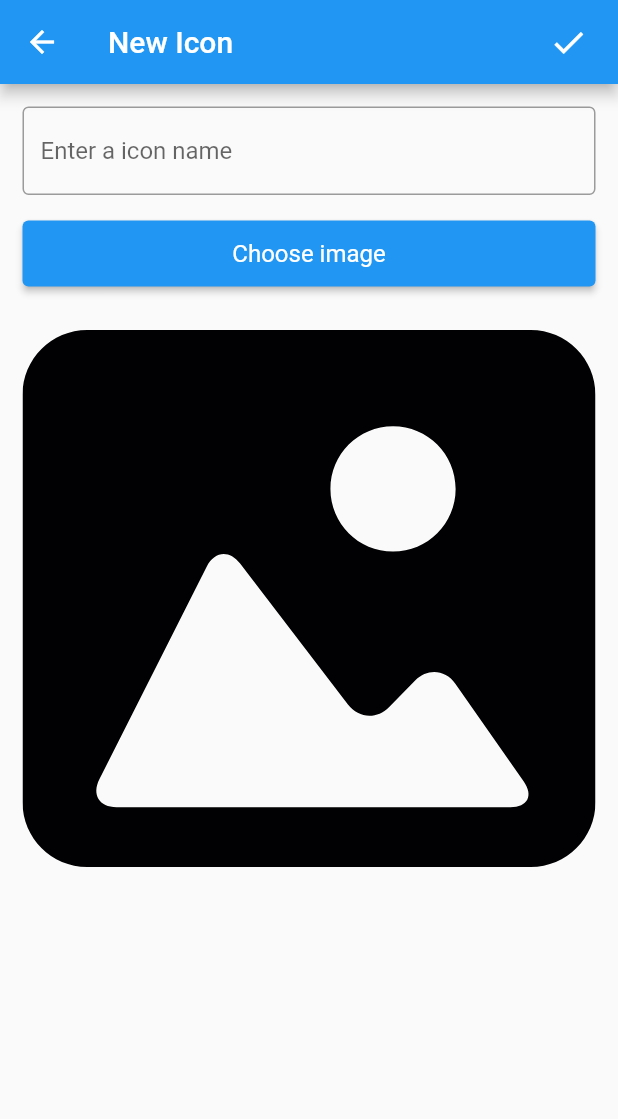
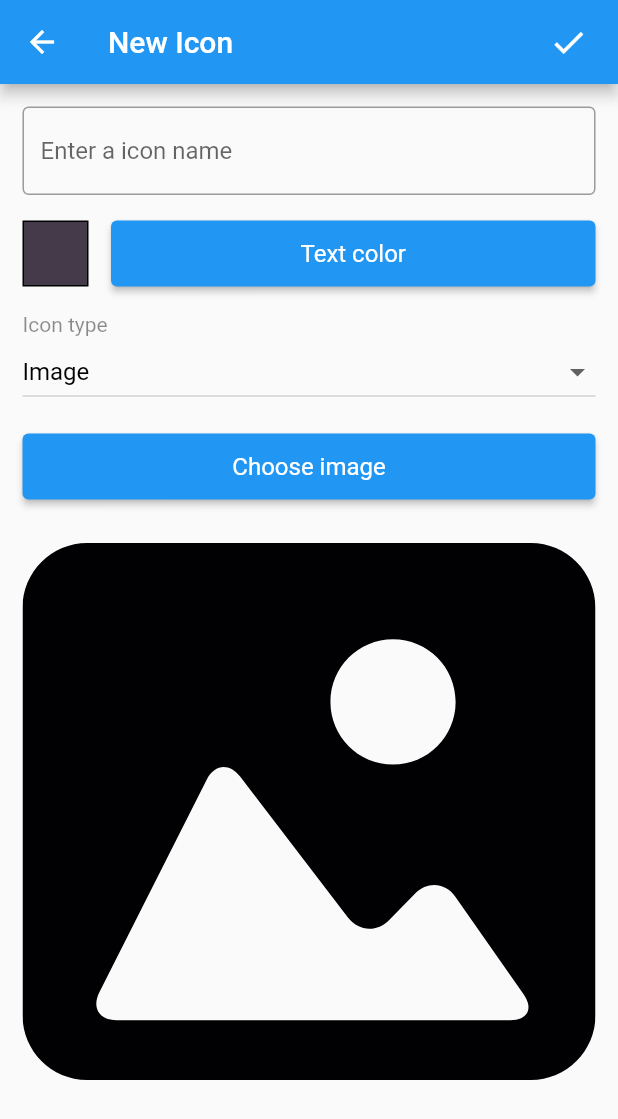
Before and after one commit to agaDeonix/flutter_widget_icon, a Flutter app: the NewIconScreen screen opened by its route, on a phone screen of 412 x 824 dp. Shown: the top 1119 px of the screen. Run offline on Flutter 3.47's test engine with Material 2 defaults, Android fonts, the phone set to English and light mode, and no system bars; our stand-ins replace flutter_colorpicker, flutter_svg, image_picker, shared_preferences; missing offline and left inert: android_intent, home_widget, receive_intent; accounts and stored records are empty; statements that could not run were skipped.

Commit message:
start adding support link type;

```diff
--- a/lib/ui/newWidget/new_icon.dart
+++ b/lib/ui/newWidget/new_icon.dart
@@ -4,6 +4,7 @@ import 'package:android_intent/android_intent.dart';
 import 'package:flutter/cupertino.dart';
 import 'package:flutter/material.dart';
 import 'package:flutter/services.dart';
+import 'package:flutter_colorpicker/flutter_colorpicker.dart';
 import 'package:flutter_svg/flutter_svg.dart';
 import 'package:home_widget/home_widget.dart';
 import 'package:image_picker/image_picker.dart';
@@ -27,13 +28,206 @@ class _NewIconScreenState extends State<NewIconScreen> {
   var _controller = TextEditingController(text: '');
   final ImagePicker _picker = ImagePicker();
 
+  // create some values
+  Color pickerColor = Color(0xff443a49);
+  Color currentColor = Color(0xff443a49);
+
+  String dropdownValue = 'Image';
+
   static const platform = MethodChannel('samples.flutter.dev/widgets');
+
+  @override
+  Widget build(BuildContext context) {
+    _isConfig = widget.widgetId != null;
+    ReceiveIntent.setResult(kActivityResultCanceled);
+    // _id = ModalRoute.of(context)!.settings.arguments as String;
+    // This method is rerun every time setState is called, for instance as done
+    // by the _incrementCounter method above.
+    //
+    // The Flutter framework has been optimized to make rerunning build methods
+    // fast, so that you can just rebuild anything that needs updating rather
+    // than having to individually change instances of widgets.
+    return Scaffold(
+      appBar: AppBar(
+        // Here we take the value from the MyHomePage object that was created by
+        // the App.build method, and use it to set our appbar title.
+        title: Text("New Icon"),
+        leading: IconButton(
+          icon: Icon(_isConfig ? Icons.close_rounded : Icons.arrow_back, color: Colors.white),
+          onPressed: () {
+            if (_isConfig) {
+              SystemNavigator.pop();
+            } else {
+              Navigator.of(context).pop();
+            }
+          },
+        ),
+        actions: [
+          Padding(
+            padding: const EdgeInsets.only(right: 20.0),
+            child: GestureDetector(
+              onTap: () {
+                _onComleteClicked();
+              },
+              child: Icon(
+                Icons.check,
+                size: 26,
+              ),
+            ),
+          ),
+        ],
+      ),
+      body: SingleChildScrollView(
+          child: Padding(
+        padding: const EdgeInsets.all(15.0),
+        child: Column(
+          children: <Widget>[
+            TextField(
+              controller: _controller,
+              decoration: InputDecoration(border: OutlineInputBorder(), hintText: 'Enter a icon name'),
+              onChanged: (value) {
+                setState(() {
+                  _name = value;
+                });
+              },
+            ),
+            Padding(
+              padding: const EdgeInsets.only(top: 15),
+              child: Row(
+                children: [
+                  Container(
+                    child: Align(
+                      alignment: Alignment.center,
+                      child: Container(
+                        height: 42,
+                        width: 42,
+                        color: pickerColor,
+                      ),
+                    ),
+                    width: 44,
+                    height: 44,
+                    decoration: BoxDecoration(color: Colors.black),
+                  ),
+                  Expanded(
+                    child: Padding(
+                      padding: const EdgeInsets.only(left: 15),
+                      child: ElevatedButton(
+                        style: ElevatedButton.styleFrom(textStyle: const TextStyle(fontSize: 16), minimumSize: Size(double.infinity, 44)),
+                        onPressed: () => {_pickColor()},
+                        child: Text('Text color'),
+                      ),
+                    ),
+                  ),
+                ],
+              ),
+            ),
+            Padding(
+              padding: const EdgeInsets.only(top: 15),
+              child: Align(
+                alignment: Alignment.topLeft,
+                  child: Text(
+                "Icon type",
+                style: const TextStyle(color: Colors.black45, fontSize: 14),
+              )),
+            ),
+            Padding(
+              padding: const EdgeInsets.only(top: 0.0),
+              child: new DropdownButton<String>(
+                isExpanded: true,
+                value: dropdownValue,
+                style: const TextStyle(color: Colors.black, fontSize: 16),
+                onChanged: (String? newValue) {
+                  setState(() {
+                    dropdownValue = newValue!;
+                  });
+                },
+                items: <String>['Image', 'Link'].map((String value) {
+                  return new DropdownMenuItem<String>(
+                    value: value,
+                    child: new Text(value),
+                  );
+                }).toList(),
+              ),
+            ),
+            Padding(
+              padding: const EdgeInsets.only(top: 15, bottom: 15),
+              child: ElevatedButton(
+                style: ElevatedButton.styleFrom(textStyle: const TextStyle(fontSize: 16), minimumSize: Size(double.infinity, 44)),
+                onPressed: () => {_chooseImage()},
+                child: Text('Choose image'),
+              ),
+            ),
+            new LayoutBuilder(builder: (context, constraint) {
+              return _image == null
+                  ? SvgPicture.asset(
+                      "assets/images/ic_placeholder.svg",
+                      width: constraint.biggest.width,
+                    )
+                  : Image.file(
+                      File(_image!),
+                      width: constraint.biggest.width,
+                    );
+            }),
+          ],
+        ),
+      )), // This trailing comma makes auto-formatting nicer for build methods.
+    );
+  }
 
   Future<void> _chooseImage() async {
     var image = await _picker.pickImage(source: ImageSource.gallery);
     setState(() {
       _image = image!.path;
     });
+  }
+
+  void changeColor(Color color) {
+    setState(() => pickerColor = color);
+  }
+
+  void _pickColor() {
+    showDialog(
+      context: context,
+      builder: (BuildContext context) => AlertDialog(
+        title: const Text('Pick a color!'),
+        content: SingleChildScrollView(
+          child: ColorPicker(
+            pickerColor: pickerColor,
+            onColorChanged: changeColor,
+            showLabel: true,
+            pickerAreaHeightPercent: 0.8,
+          ),
+          // Use Material color picker:
+          //
+          // child: MaterialPicker(
+          //   pickerColor: pickerColor,
+          //   onColorChanged: changeColor,
+          //   showLabel: true, // only on portrait mode
+          // ),
+          //
+          // Use Block color picker:
+          //
+          // child: BlockPicker(
+          //   pickerColor: currentColor,
+          //   onColorChanged: changeColor,
+          // ),
+          //
+          // child: MultipleChoiceBlockPicker(
+          //   pickerColors: currentColors,
+          //   onColorsChanged: changeColors,
+          // ),
+        ),
+        actions: <Widget>[
+          FlatButton(
+            child: const Text('Got it'),
+            onPressed: () {
+              setState(() => currentColor = pickerColor);
+              Navigator.of(context).pop();
+            },
+          ),
+        ],
+      ),
+    );
   }
 
   void _onComleteClicked() {
@@ -63,20 +257,16 @@ class _NewIconScreenState extends State<NewIconScreen> {
     () async {
       if (widget.widgetId == null) {
         SharedPreferences prefs = await SharedPreferences.getInstance();
-        prefs.setString("name_new", _name).then((value) => prefs
-            .setString("path_new", _image!)
-            .then((value) => _createAddWidget(_name, _image ?? "")));
+        prefs.setString("name_new", _name).then((value) => prefs.setString("path_new", _image!).then((value) => _createAddWidget(_name, _image ?? "")));
       } else {
-        saveWidgetData(widget.widgetId, _name, _image)
-            .then((value) => _setActivityResult());
+        saveWidgetData(widget.widgetId, _name, _image).then((value) => _setActivityResult());
       }
     }();
   }
 
   Future<void> _createAddWidget(String name, String path) async {
     try {
-      final bool result = await platform
-          .invokeMethod('createWidget', {"name": name, "path": path});
+      final bool result = await platform.invokeMethod('createWidget', {"name": name, "path": path});
       if (result != null) {
         // saveWidgetData(result, name, path).then((value) => SystemNavigator.pop());
         Navigator.pop(context, true);
@@ -97,104 +287,16 @@ class _NewIconScreenState extends State<NewIconScreen> {
       androidName: 'SimpleAppWidget',
       iOSName: 'SimpleAppWidget',
     );
-    await ReceiveIntent.setResult(kActivityResultOk)
-        .then((value) => SystemNavigator.pop());
+    await ReceiveIntent.setResult(kActivityResultOk).then((value) {
+      if (_isConfig) {
+        SystemNavigator.pop();
+      } else {
+        Navigator.of(context).pop();
+      }
+    });
   }
 
-  @override
-  Widget build(BuildContext context) {
-    _isConfig = widget.widgetId != null;
-    ReceiveIntent.setResult(kActivityResultCanceled);
-    // _id = ModalRoute.of(context)!.settings.arguments as String;
-    // This method is rerun every time setState is called, for instance as done
-    // by the _incrementCounter method above.
-    //
-    // The Flutter framework has been optimized to make rerunning build methods
-    // fast, so that you can just rebuild anything that needs updating rather
-    // than having to individually change instances of widgets.
-    return Scaffold(
-      appBar: AppBar(
-        // Here we take the value from the MyHomePage object that was created by
-        // the App.build method, and use it to set our appbar title.
-        title: Text("New Icon"),
-        leading: IconButton(
-          icon: Icon(_isConfig ? Icons.close_rounded : Icons.arrow_back,
-              color: Colors.white),
-          onPressed: () => Navigator.of(context).pop(),
-        ),
-        actions: [
-          Padding(
-            padding: const EdgeInsets.only(right: 20.0),
-            child: GestureDetector(
-              onTap: () {
-                _onComleteClicked();
-              },
-              child: Icon(
-                Icons.check,
-                size: 26,
-              ),
-            ),
-          ),
-        ],
-      ),
-      body: SingleChildScrollView(
-          child: Padding(
-        padding: const EdgeInsets.all(15.0),
-        child: Column(
-          // Column is also a layout widget. It takes a list of children and
-          // arranges them vertically. By default, it sizes itself to fit its
-          // children horizontally, and tries to be as tall as its parent.
-          //
-          // Invoke "debug painting" (press "p" in the console, choose the
-          // "Toggle Debug Paint" action from the Flutter Inspector in Android
-          // Studio, or the "Toggle Debug Paint" command in Visual Studio Code)
-          // to see the wireframe for each widget.
-          //
-          // Column has various properties to control how it sizes itself and
-          // how it positions its children. Here we use mainAxisAlignment to
-          // center the children vertically; the main axis here is the vertical
-          // axis because Columns are vertical (the cross axis would be
-          // horizontal).
-          children: <Widget>[
-            TextField(
-              controller: _controller,
-              decoration: InputDecoration(
-                  border: OutlineInputBorder(), hintText: 'Enter a icon name'),
-              onChanged: (value) {
-                setState(() {
-                  _name = value;
-                });
-              },
-            ),
-            Padding(
-              padding: const EdgeInsets.only(top: 15, bottom: 15),
-              child: ElevatedButton(
-                style: ElevatedButton.styleFrom(
-                    textStyle: const TextStyle(fontSize: 16),
-                    minimumSize: Size(double.infinity, 44)),
-                onPressed: () => {_chooseImage()},
-                child: Text('Choose image'),
-              ),
-            ),
-            new LayoutBuilder(builder: (context, constraint) {
-              return _image == null
-                  ? SvgPicture.asset(
-                      "assets/images/ic_placeholder.svg",
-                      width: constraint.biggest.width,
-                    )
-                  : Image.file(
-                      File(_image!),
-                      width: constraint.biggest.width,
-                    );
-            })
-          ],
-        ),
-      )), // This trailing comma makes auto-formatting nicer for build methods.
-    );
-  }
-
-  Future<void> saveWidgetData(
-      String? widgetId, String name, String? image) async {
+  Future<void> saveWidgetData(String? widgetId, String name, String? image) async {
     SharedPreferences prefs = await SharedPreferences.getInstance();
     var list = prefs.getString("list_ids");
     if (list == null || list.isEmpty) {
@@ -203,8 +305,6 @@ class _NewIconScreenState extends State<NewIconScreen> {
       list += ",${widget.widgetId}";
     }
     prefs.setString("list_ids", list!);
-    return prefs
-        .setString("name_${widget.widgetId}", _name)
-        .then((value) => prefs.setString("path_${widget.widgetId}", _image!));
+    return prefs.setString("name_${widget.widgetId}", _name).then((value) => prefs.setString("path_${widget.widgetId}", _image!));
   }
 }
--- a/pubspec.yaml
+++ b/pubspec.yaml
@@ -30,6 +30,7 @@ dependencies:
   receive_intent: ^0.1.5
   android_intent: ^2.0.2
   home_widget: ^0.1.3
+  flutter_colorpicker: ^0.6.0
 
   # The following adds the Cupertino Icons font to your application.
   # Use with the CupertinoIcons class for iOS style icons.
```
Also changed, not shown: lib/main.dart (+52 -23 lines), lib/ui/editWidget/edit_icon.dart (+27 -10 lines), pubspec.lock, 2 other files.
